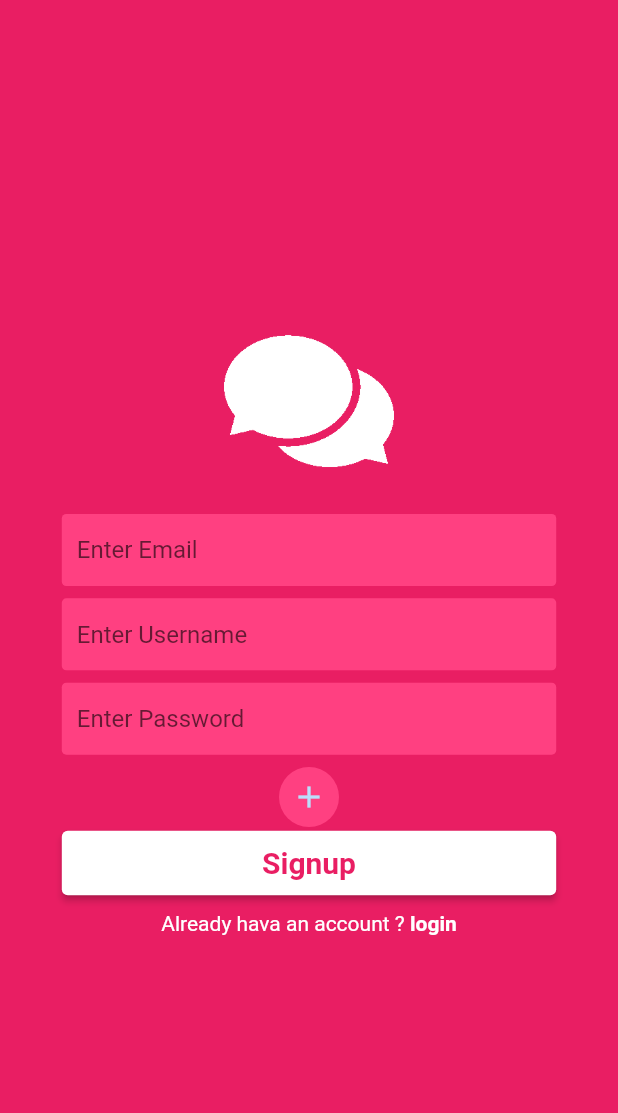
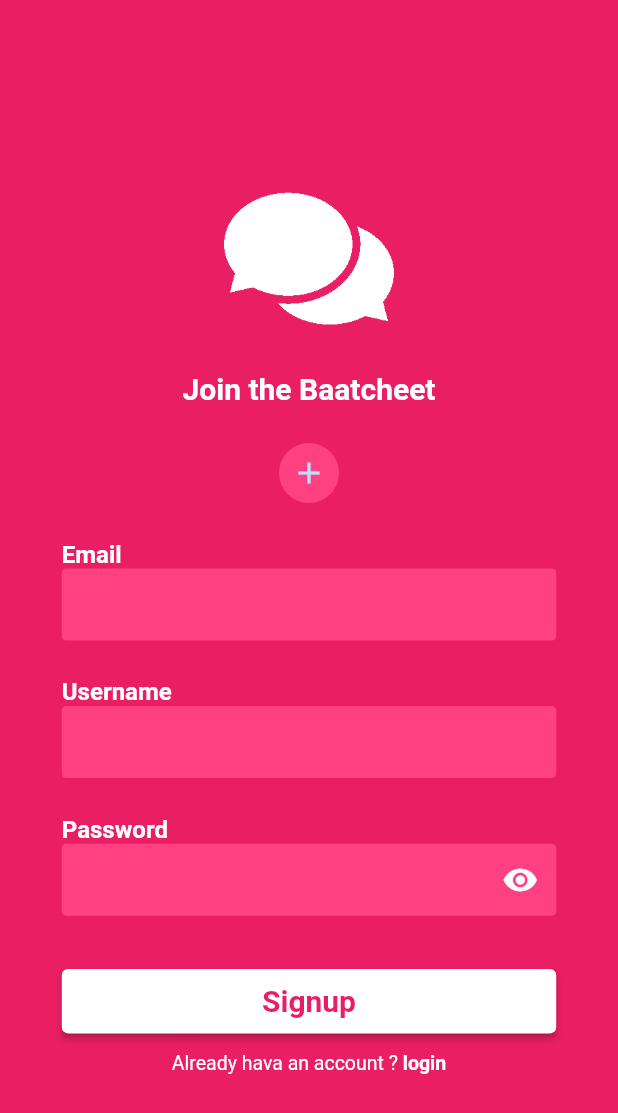
Before and after one commit to shahzebnaqvi/Chatting-App, a Flutter app: the screen it shows after launch, after a tap on "create account", on a phone screen of 412 x 824 dp. Shown: the top 1113 px of the screen. Run offline on Flutter 3.47's test engine with Material 2 defaults, Android fonts, the phone set to English and light mode, and no system bars; our stand-ins replace cloud_firestore, file_picker, firebase_auth, firebase_core, firebase_storage; accounts and stored records are empty; network calls fail.

Commit message:
login bugs fixes

```diff
--- a/lib/screens/login.dart
+++ b/lib/screens/login.dart
@@ -36,6 +36,7 @@ Future login(context) async {
 }
 
 class _LoginState extends State<Login> {
+  bool _isObscure = true;
   @override
   Widget build(BuildContext context) {
     return Scaffold(
@@ -53,6 +54,23 @@ class _LoginState extends State<Login> {
                 height: 150,
                 width: MediaQuery.of(context).size.width,
               ),
+              Text(
+                "Welcome to Baatcheet",
+                style: TextStyle(
+                    color: Colors.white,
+                    fontWeight: FontWeight.bold,
+                    fontSize: 20),
+              ),
+              SizedBox(height: MediaQuery.of(context).size.height * 0.09),
+              Container(
+                  width: MediaQuery.of(context).size.width * 0.8,
+                  child: Text(
+                    "Email",
+                    style: TextStyle(
+                        color: Colors.white,
+                        fontWeight: FontWeight.bold,
+                        fontSize: 16),
+                  )),
               Container(
                 width: MediaQuery.of(context).size.width * 0.8,
                 child: TextField(
@@ -61,7 +79,6 @@ class _LoginState extends State<Login> {
                     contentPadding: EdgeInsets.all(10.0),
                     fillColor: Colors.pinkAccent,
                     filled: true,
-                    hintText: "Enter Email",
                     border: OutlineInputBorder(
                         borderSide: BorderSide.none,
                         borderRadius: BorderRadius.circular(3)),
@@ -73,16 +90,36 @@ class _LoginState extends State<Login> {
                   controller: emailcontrollerlogin,
                 ),
               ),
-              SizedBox(height: MediaQuery.of(context).size.height * 0.01),
+              SizedBox(height: MediaQuery.of(context).size.height * 0.04),
+              Container(
+                  width: MediaQuery.of(context).size.width * 0.8,
+                  child: Text(
+                    "Password",
+                    style: TextStyle(
+                        color: Colors.white,
+                        fontWeight: FontWeight.bold,
+                        fontSize: 16),
+                  )),
               Container(
                 width: MediaQuery.of(context).size.width * 0.8,
                 child: TextField(
+                  obscureText: _isObscure,
                   style: TextStyle(color: Colors.white),
                   decoration: InputDecoration(
                     contentPadding: EdgeInsets.all(10.0),
                     fillColor: Colors.pinkAccent,
                     filled: true,
-                    hintText: "Enter Password",
+                    suffixIcon: IconButton(
+                        icon: Icon(
+                            _isObscure
+                                ? Icons.visibility
+                                : Icons.visibility_off,
+                            color: Colors.white),
+                        onPressed: () {
+                          setState(() {
+                            _isObscure = !_isObscure;
+                          });
+                        }),
                     border: OutlineInputBorder(
                         borderSide: BorderSide.none,
                         borderRadius: BorderRadius.circular(3)),
@@ -95,7 +132,7 @@ class _LoginState extends State<Login> {
                 ),
               ),
               SizedBox(
-                height: MediaQuery.of(context).size.width * 0.06,
+                height: MediaQuery.of(context).size.width * 0.08,
               ),
               Container(
                 width: MediaQuery.of(context).size.width * 0.8,
@@ -114,13 +151,13 @@ class _LoginState extends State<Login> {
                     )),
               ),
               Padding(
-                padding: const EdgeInsets.all(8),
+                padding: const EdgeInsets.all(10),
                 child: Row(
                   mainAxisAlignment: MainAxisAlignment.center,
                   children: [
                     Text(
                       "Didn't have account ?",
-                      style: TextStyle(color: Colors.white),
+                      style: TextStyle(color: Colors.white, fontSize: 13),
                     ),
                     InkWell(
                         onTap: () {
@@ -133,7 +170,9 @@ class _LoginState extends State<Login> {
                         child: Text(
                           " create account",
                           style: TextStyle(
-                              color: Colors.white, fontWeight: FontWeight.bold),
+                              color: Colors.white,
+                              fontWeight: FontWeight.bold,
+                              fontSize: 13),
                         )),
                   ],
                 ),
--- a/lib/screens/signup.dart
+++ b/lib/screens/signup.dart
@@ -63,6 +63,7 @@ Future signup1(context) async {
 }
 
 class _SignupState extends State<Signup> {
+  bool _isObscure = true;
   @override
   Widget build(BuildContext context) {
     return Scaffold(
@@ -80,6 +81,57 @@ class _SignupState extends State<Signup> {
                 height: 150,
                 width: MediaQuery.of(context).size.width,
               ),
+              Text(
+                "Join the Baatcheet",
+                style: TextStyle(
+                    color: Colors.white,
+                    fontWeight: FontWeight.bold,
+                    fontSize: 20),
+              ),
+              SizedBox(height: MediaQuery.of(context).size.height * 0.03),
+              Stack(alignment: Alignment.bottomRight, children: [
+                if (results != null)
+                  CircleAvatar(
+                    radius: MediaQuery.of(context).size.width * 0.1,
+                    backgroundImage: FileImage(
+                      File(results.files.single.path),
+                    ),
+                  ),
+                InkWell(
+                  onTap: () async {
+                    results = await FilePicker.platform.pickFiles(
+                        type: FileType.custom,
+                        allowMultiple: false,
+                        allowedExtensions: ['pdf', 'jpg', 'png', 'jpeg']);
+                    setState(() {
+                      results = results;
+                    });
+                    if (results == null) {
+                      ScaffoldMessenger.of(context).showSnackBar(
+                        SnackBar(
+                          content: Text("content"),
+                        ),
+                      );
+                    }
+                    var pathname = results.files.single.path;
+                  },
+                  child: CircleAvatar(
+                    radius: 20,
+                    backgroundColor: Colors.pinkAccent,
+                    child: Icon(Icons.add),
+                  ),
+                ),
+              ]),
+              SizedBox(height: MediaQuery.of(context).size.height * 0.03),
+              Container(
+                  width: MediaQuery.of(context).size.width * 0.8,
+                  child: Text(
+                    "Email",
+                    style: TextStyle(
+                        color: Colors.white,
+                        fontWeight: FontWeight.bold,
+                        fontSize: 16),
+                  )),
               Container(
                 width: MediaQuery.of(context).size.width * 0.8,
                 child: TextField(
@@ -88,7 +140,6 @@ class _SignupState extends State<Signup> {
                     contentPadding: EdgeInsets.all(10.0),
                     fillColor: Colors.pinkAccent,
                     filled: true,
-                    hintText: "Enter Email",
                     border: OutlineInputBorder(
                         borderSide: BorderSide.none,
                         borderRadius: BorderRadius.circular(3)),
@@ -100,7 +151,16 @@ class _SignupState extends State<Signup> {
                   controller: emailcontroller,
                 ),
               ),
-              SizedBox(height: MediaQuery.of(context).size.height * 0.01),
+              SizedBox(height: MediaQuery.of(context).size.height * 0.03),
+              Container(
+                  width: MediaQuery.of(context).size.width * 0.8,
+                  child: Text(
+                    "Username",
+                    style: TextStyle(
+                        color: Colors.white,
+                        fontWeight: FontWeight.bold,
+                        fontSize: 16),
+                  )),
               Container(
                 width: MediaQuery.of(context).size.width * 0.8,
                 child: TextField(
@@ -109,7 +169,6 @@ class _SignupState extends State<Signup> {
                     contentPadding: EdgeInsets.all(10.0),
                     fillColor: Colors.pinkAccent,
                     filled: true,
-                    hintText: "Enter Username",
                     border: OutlineInputBorder(
                         borderSide: BorderSide.none,
                         borderRadius: BorderRadius.circular(3)),
@@ -121,16 +180,36 @@ class _SignupState extends State<Signup> {
                   controller: usernamecontroller,
                 ),
               ),
-              SizedBox(height: MediaQuery.of(context).size.height * 0.01),
+              SizedBox(height: MediaQuery.of(context).size.height * 0.03),
+              Container(
+                  width: MediaQuery.of(context).size.width * 0.8,
+                  child: Text(
+                    "Password",
+                    style: TextStyle(
+                        color: Colors.white,
+                        fontWeight: FontWeight.bold,
+                        fontSize: 16),
+                  )),
               Container(
                 width: MediaQuery.of(context).size.width * 0.8,
                 child: TextField(
+                  obscureText: _isObscure,
                   style: TextStyle(color: Colors.white),
                   decoration: InputDecoration(
                     contentPadding: EdgeInsets.all(10.0),
                     fillColor: Colors.pinkAccent,
                     filled: true,
-                    hintText: "Enter Password",
+                    suffixIcon: IconButton(
+                        icon: Icon(
+                            _isObscure
+                                ? Icons.visibility
+                                : Icons.visibility_off,
+                            color: Colors.white),
+                        onPressed: () {
+                          setState(() {
+                            _isObscure = !_isObscure;
+                          });
+                        }),
                     border: OutlineInputBorder(
                         borderSide: BorderSide.none,
                         borderRadius: BorderRadius.circular(3)),
@@ -142,38 +221,9 @@ class _SignupState extends State<Signup> {
                   controller: passwordcontroller,
                 ),
               ),
-              SizedBox(height: MediaQuery.of(context).size.height * 0.01),
-              InkWell(
-                onTap: () async {
-                  results = await FilePicker.platform.pickFiles(
-                      type: FileType.custom,
-                      allowMultiple: false,
-                      allowedExtensions: ['pdf', 'jpg', 'png', 'jpeg']);
-                  setState(() {
-                    results = results;
-                  });
-                  if (results == null) {
-                    ScaffoldMessenger.of(context).showSnackBar(
-                      SnackBar(
-                        content: Text("content"),
-                      ),
-                    );
-                  }
-                  var pathname = results.files.single.path;
-                },
-                child: CircleAvatar(
-                  radius: 20,
-                  backgroundColor: Colors.pinkAccent,
-                  child: Icon(Icons.add),
-                ),
+              SizedBox(
+                height: MediaQuery.of(context).size.width * 0.08,
               ),
-              if (results != null)
-                Container(
-                  width: MediaQuery.of(context).size.width * .4,
-                  child: Image.file(
-                    File(results.files.single.path),
-                  ),
-                ),
               Container(
                 width: MediaQuery.of(context).size.width * 0.8,
                 child: ElevatedButton(
@@ -192,13 +242,13 @@ class _SignupState extends State<Signup> {
                 ),
               ),
               Padding(
-                padding: const EdgeInsets.all(8.0),
+                padding: const EdgeInsets.all(10.0),
                 child: Row(
                   mainAxisAlignment: MainAxisAlignment.center,
                   children: [
                     Text(
                       "Already hava an account ?",
-                      style: TextStyle(color: Colors.white),
+                      style: TextStyle(color: Colors.white, fontSize: 13),
                     ),
                     InkWell(
                         onTap: () {
@@ -211,7 +261,9 @@ class _SignupState extends State<Signup> {
                         child: Text(
                           " login",
                           style: TextStyle(
-                              color: Colors.white, fontWeight: FontWeight.bold),
+                              color: Colors.white,
+                              fontSize: 13,
+                              fontWeight: FontWeight.bold),
                         )),
                   ],
                 ),
```
